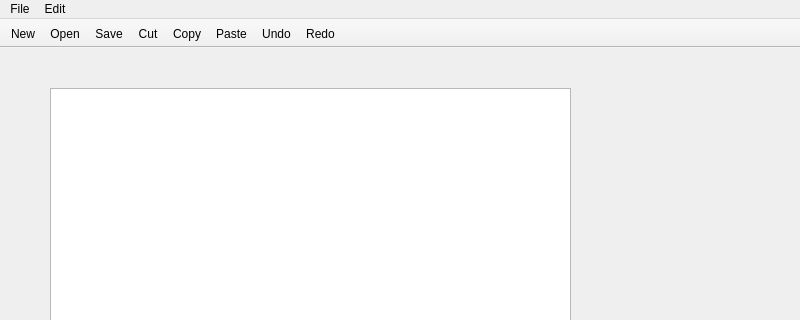
bmarques1995/notepad, file app/ui/mainwindow.ui: the form before one commit; both pictures show x 0 to 800 and y 0 to 320 of the 800 by 600 pixel window.
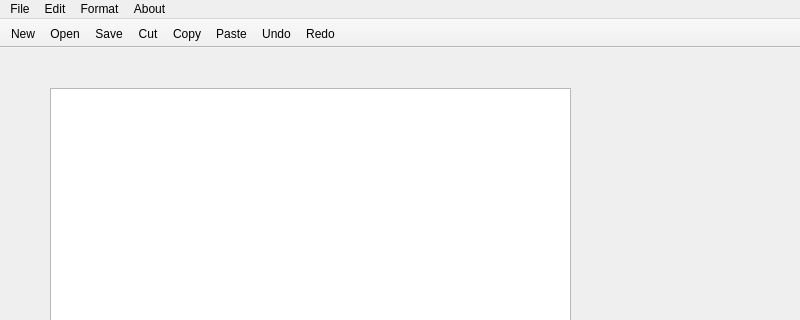
The form after the commit. Icons and pictures are not drawn.

```diff
--- a/app/ui/mainwindow.ui
+++ b/app/ui/mainwindow.ui
@@ -55,8 +55,24 @@
     <addaction name="actionRedo"/>
     <addaction name="actionUndo"/>
    </widget>
+   <widget class="QMenu" name="menuFormat">
+    <property name="title">
+     <string>Format</string>
+    </property>
+    <addaction name="actionColor"/>
+    <addaction name="actionBackground"/>
+    <addaction name="actionFont"/>
+   </widget>
+   <widget class="QMenu" name="menuAbout">
+    <property name="title">
+     <string>About</string>
+    </property>
+    <addaction name="actionInfo"/>
+   </widget>
    <addaction name="menuFile"/>
    <addaction name="menuEdit"/>
+   <addaction name="menuFormat"/>
+   <addaction name="menuAbout"/>
   </widget>
   <widget class="QStatusBar" name="statusbar"/>
   <widget class="QToolBar" name="toolBar">
```
Left out of the diff: 36 changed lines with no effect on the pictures.
